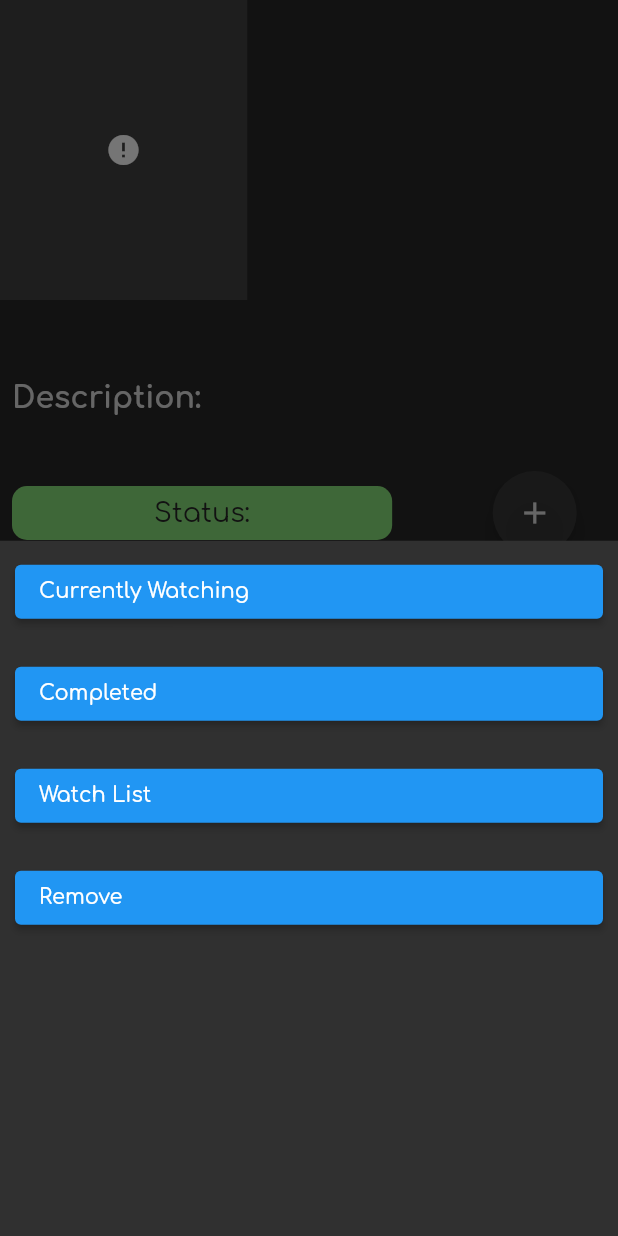
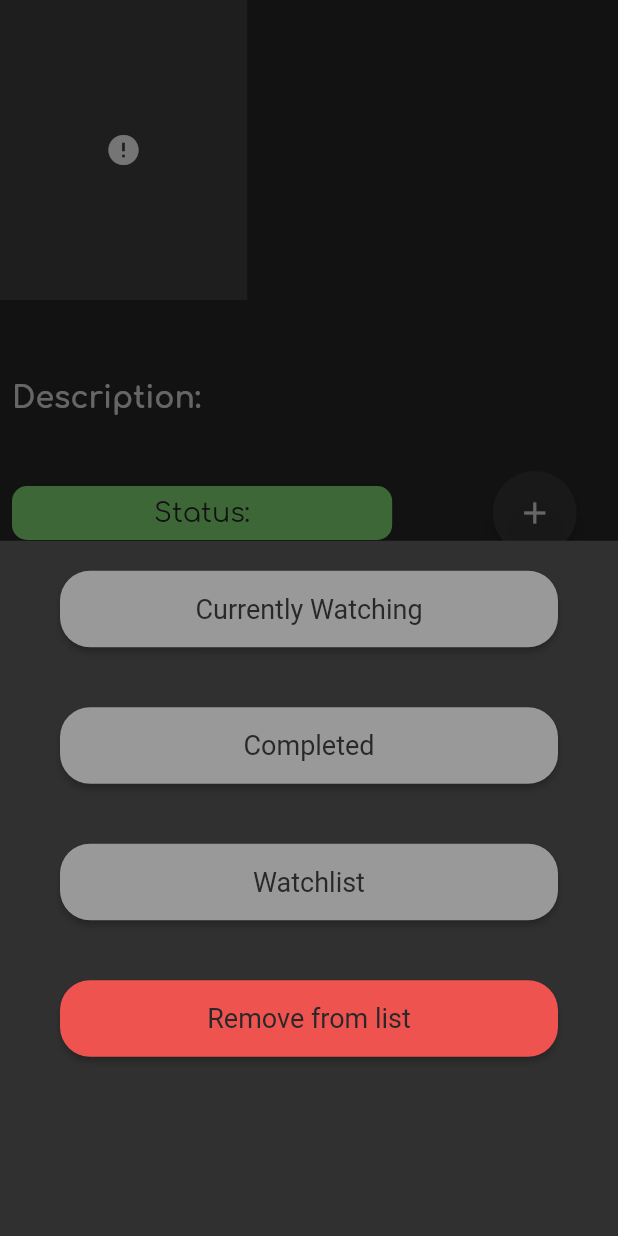
Before and after one commit to oldpilluwu/boku.gg, a Flutter app: the AnimePage screen opened directly with empty values, after a tap on the "add" icon, on a phone screen of 412 x 824 dp. Run offline on Flutter 3.47's test engine with Material 2 defaults, Android fonts, the phone set to English and light mode, and no system bars; drawn by our look-alikes of cached_network_image; our stand-ins replace cloud_firestore, firebase_auth, firebase_core, get, video_player, wakelock; accounts and stored records are empty; network calls fail.

Commit message:
Added functionality to Search Icon, created a class AddToListButton, Made the text responsive in GenreButton, added a new home page with tabViews that's not functional(Might be in the future)

```diff
--- a/lib/commons/color_palette.dart
+++ b/lib/commons/color_palette.dart
@@ -7,4 +7,5 @@ class ColorPalette {
   static const Color textColor = Color(0xFFdedede);
   static const Color green = Color(0xff88E079);
   static const Color orange = Color(0xffff9d5c);
+  static const Color red = Color(0xffef5350);
 }
--- a/lib/views/anime_details/anime_page.dart
+++ b/lib/views/anime_details/anime_page.dart
@@ -1,5 +1,6 @@
 import 'package:boku_gg/commons/color_palette.dart';
 import 'package:boku_gg/commons/controller.dart';
+import 'package:boku_gg/views/anime_details/widgets/add_to_list_button.dart';
 import 'package:boku_gg/views/anime_details/widgets/episode_button.dart';
 import 'package:boku_gg/views/anime_details/widgets/episode_quality_widget.dart';
 import 'package:cached_network_image/cached_network_image.dart';
@@ -178,10 +179,8 @@ class AnimePage extends StatelessWidget {
                                       builder: (context) {
                                         return Column(
                                           children: [
-                                            Padding(
-                                              padding:
-                                                  const EdgeInsets.all(10.0),
-                                              child: ElevatedButton(
+                                            AddToListButton(
+                                              title: 'Currently Watching',
                                               onPressed: () async {
                                               if(!libraryController.isNotPresentIn('current', id)) return;
                                               await libraryController
@@ -197,45 +196,25 @@ class AnimePage extends StatelessWidget {
                                                   id,
                                                   title,
                                                   imageLink);
-                                                },
-                                                child: Container(
-                                                    width:
-                                                        double.infinity * 0.8,
-                                                    child: Text(
-                                                        'Currently Watching')),
-                                              ),
-                                            ),
-                                            Padding(
-                                              padding:
-                                                  const EdgeInsets.all(10.0),
-                                              child: ElevatedButton(
+                                            },),
+
+                                            AddToListButton(title: "Completed",
                                               onPressed: () async {
                                                 if(!libraryController.isNotPresentIn('completed', id)) return;
                                                 await libraryController
                                                     .removeFromAllList(
-                                                          authController
-                                                              .user!.uid,
+                                                    authController.user!.uid,
                                                     id);
                                                 await libraryController
                                                     .addToList(
-                                                          authController
-                                                              .user!.uid,
+                                                    authController.user!.uid,
                                                     'completed',
                                                     id,
                                                     title,
                                                     imageLink);
-                                                },
-                                                child: Container(
-                                                    width:
-                                                        double.infinity * 0.8,
-                                                    child: Text('Completed')),
-                                              ),
-                                            ),
-                                            Padding(
-                                              padding:
-                                                  const EdgeInsets.all(10.0),
-                                              child: ElevatedButton(
-                                                onPressed: () async {
+                                              },),
+
+                                            AddToListButton(title: "Watchlist", onPressed: () async {
                                               if(!libraryController.isNotPresentIn('watchlist', id)) return;
                                               await libraryController
                                                   .removeFromAllList(
@@ -251,30 +230,18 @@ class AnimePage extends StatelessWidget {
                                                   id,
                                                   title,
                                                   imageLink);
-                                                },
-                                                child: Container(
-                                                    width:
-                                                        double.infinity * 0.8,
-                                                    child: Text('Watch List')),
-                                              ),
-                                            ),
-                                            Padding(
-                                              padding:
-                                                  const EdgeInsets.all(10.0),
-                                              child: ElevatedButton(
+                                            },),
+
+                                            AddToListButton(title: "Remove from list",
+                                                color: ColorPalette.red,
                                                 onPressed: () async {
                                                   await libraryController
                                                       .removeFromAllList(
                                                       authController
                                                           .user!.uid,
                                                       id);
-                                                },
-                                                child: Container(
-                                                    width:
-                                                        double.infinity * 0.8,
-                                                    child: Text('Remove')),
-                                              ),
-                                            ),
+                                                }),
+
                                           ],
                                         );
                                       },
--- /dev/null
+++ b/lib/views/anime_details/widgets/add_to_list_button.dart
@@ -0,0 +1,30 @@
+
+import 'package:boku_gg/commons/color_palette.dart';
+import 'package:flutter/material.dart';
+
+class AddToListButton extends Padding {
+  AddToListButton({
+    Color color = ColorPalette.secondaryColor,
+    required String title,
+    required VoidCallback onPressed,
+  }) :
+        super(
+          padding: const EdgeInsets.fromLTRB(40.0, 20, 40, 20),
+        child: ElevatedButton(
+          style: ElevatedButton.styleFrom(
+            padding: EdgeInsets.all(10),
+            primary: color,
+            shape: RoundedRectangleBorder(borderRadius: BorderRadius.all(Radius.circular(20))),
+            textStyle: TextStyle(
+              fontSize: 18,
+          )),
+          onPressed: onPressed,
+          child: Container(
+              padding: EdgeInsets.all(5),
+              width: double.infinity * 0.8,
+              child: Text(title, style: TextStyle(color: ColorPalette.primaryColor),),
+              alignment: Alignment.center,
+          ),
+        ),
+      );
+}
--- a/lib/views/placeholder_page.dart
+++ b/lib/views/placeholder_page.dart
@@ -1,5 +1,6 @@
 import 'package:boku_gg/commons/controller.dart';
 import 'package:boku_gg/views/authentication/login_page.dart';
+import 'package:boku_gg/views/home.dart';
 import 'package:boku_gg/views/home/tab_bar_home_page.dart';
 import 'package:flutter/material.dart';
 import 'package:get/get.dart';
@@ -7,6 +8,10 @@ import 'package:get/get.dart';
 class PlaceHolderPage extends StatelessWidget {
   @override
   Widget build(BuildContext context) {
+
+
+    // return Nav();
+
     return Obx(() {
       if (authController.user != null) {
         libraryController.getUserLibrary(authController.user!.uid);
--- a/lib/views/search/browse_page.dart
+++ b/lib/views/search/browse_page.dart
@@ -13,9 +13,10 @@ class BrowsePage extends StatelessWidget {
   @override
   Widget build(BuildContext context) {
     return Scaffold(
-        backgroundColor: Colors.white12,
+        // backgroundColor: Colors.white12,
         body: _buildContent(),
-        bottomNavigationBar: NagivationBar(index: 1));
+        bottomNavigationBar: NagivationBar(index: 1)
+    );
   }
 
   Widget _buildContent() {
--- a/lib/views/search/search_result.dart
+++ b/lib/views/search/search_result.dart
@@ -25,7 +25,7 @@ class SearchResultPage extends StatelessWidget {
     return Scaffold(
       backgroundColor: Colors.white12,
       body: _buildContent(),
-        bottomNavigationBar: NagivationBar(index: 1)
+      // bottomNavigationBar: NagivationBar(index: 1)
     );
   }
 
```
Also changed, not shown: lib/views/home.dart (added, +58 -0 lines), lib/views/search/widgets/genre_button.dart (+7 -4 lines), lib/views/search/widgets/search_bar.dart (+17 -5 lines), pubspec.lock. Lines whose indentation alone changed are shown as unchanged.
